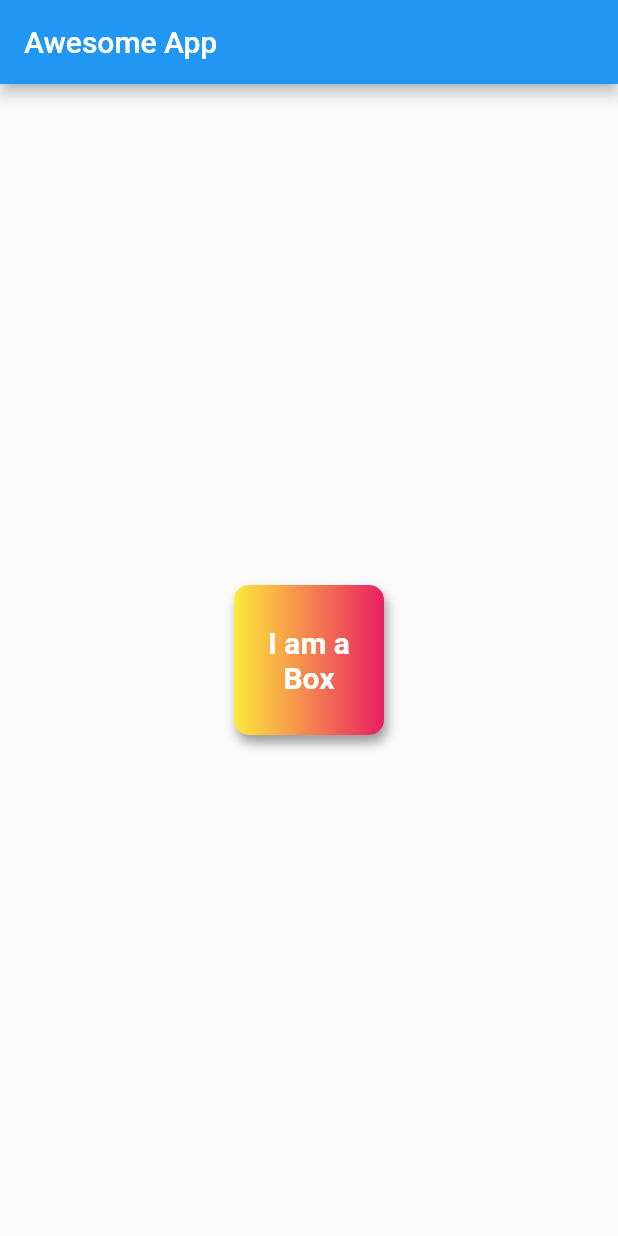
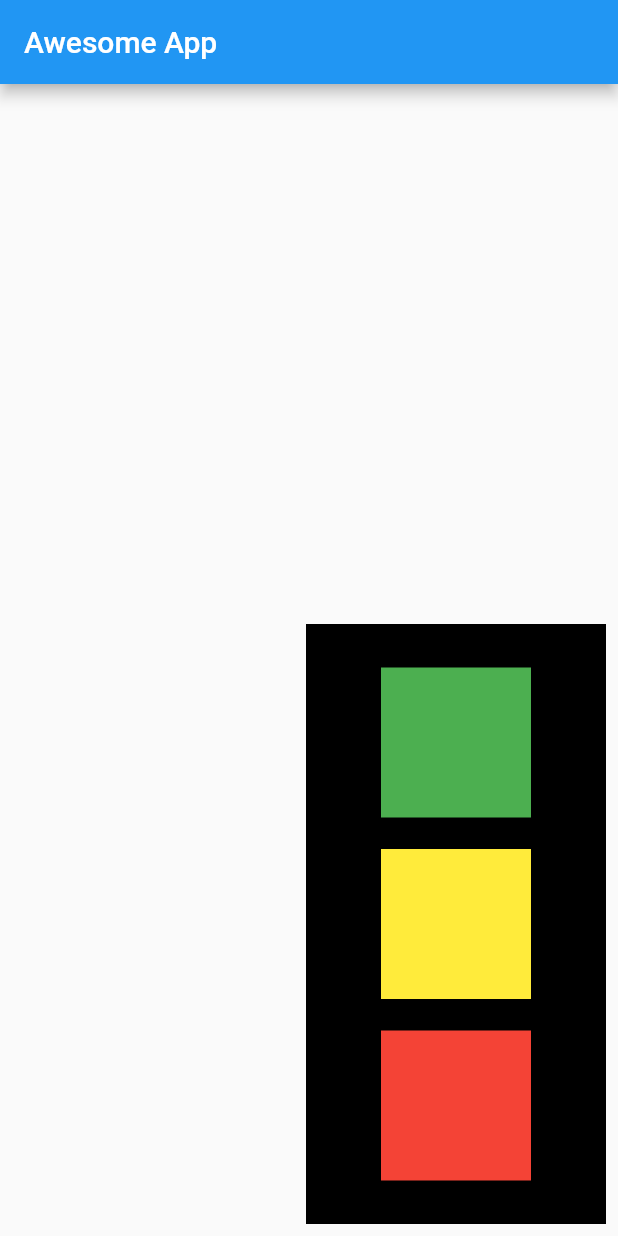
Before and after one commit to Krish15595/awesomeapp, a Flutter app: the screen it shows after launch, on a phone screen of 412 x 824 dp. Run offline on Flutter 3.47's test engine with Material 2 defaults, Android fonts, the phone set to English and light mode, and no system bars.

Commit message:
chap 2 completed

```diff
--- a/lib/main.dart
+++ b/lib/main.dart
@@ -14,32 +14,47 @@ class HomePage extends StatelessWidget {
         appBar: AppBar(
           title: Text("Awesome App"),
         ),
-      body: Center(
+        body: Padding(
+          padding: const EdgeInsets.all(8.0),
+          child: Align(
+            alignment: Alignment.bottomRight,
             child: Container(
+              // width: MediaQuery.of(context).size.width,  //screen width will be assign
+              // height: MediaQuery.of(context).size.height/2,
+              width: 200,
+              height: 400,
+              color: Colors.black,
+              child: Padding(
+                padding: const EdgeInsets.all(8.0),
+                child: Column(        //row and column 2 function there
+                  // mainAxisAlignment: MainAxisAlignment.spaceBetween,
+                  // mainAxisAlignment: MainAxisAlignment.spaceAround,
+                  mainAxisAlignment: MainAxisAlignment.spaceEvenly,
+                  crossAxisAlignment: CrossAxisAlignment.center,
+                  children: [
+                    Container(
                       padding: const EdgeInsets.all(8),
-          alignment: Alignment.center,
-          // color: Colors.teal,     if decoration is used then color should be comment
                       width: 100,
                       height: 100,
-          decoration: BoxDecoration(
-              borderRadius: BorderRadius.circular(10),
-              boxShadow: [
-                BoxShadow(
-                    color: Colors.grey, blurRadius: 5, offset: Offset(2, 5))
+                      color: Colors.green,
+                    ),
+                    Container(
+                      padding: const EdgeInsets.all(8),
+                      width: 100,
+                      height: 100,
+                      color: Colors.yellow,
+                    ),
+                    Container(
+                      padding: const EdgeInsets.all(8),
+                      width: 100,
+                      height: 100,
+                      color: Colors.red,
+                    ),
                   ],
-              color: Colors.teal,
-              gradient: LinearGradient(colors: [Colors.yellow, Colors.pink])),
-          child: Text(
-            "I am a Box",
-            textAlign: TextAlign.center,
-            style: TextStyle(
-              color: Colors.white,
-              fontWeight: FontWeight.bold,
-              fontSize: 20
                 ),
               ),
             ),
           ),
-    );
+        ));
   }
 }
```
Lines whose indentation alone changed are shown as unchanged.
